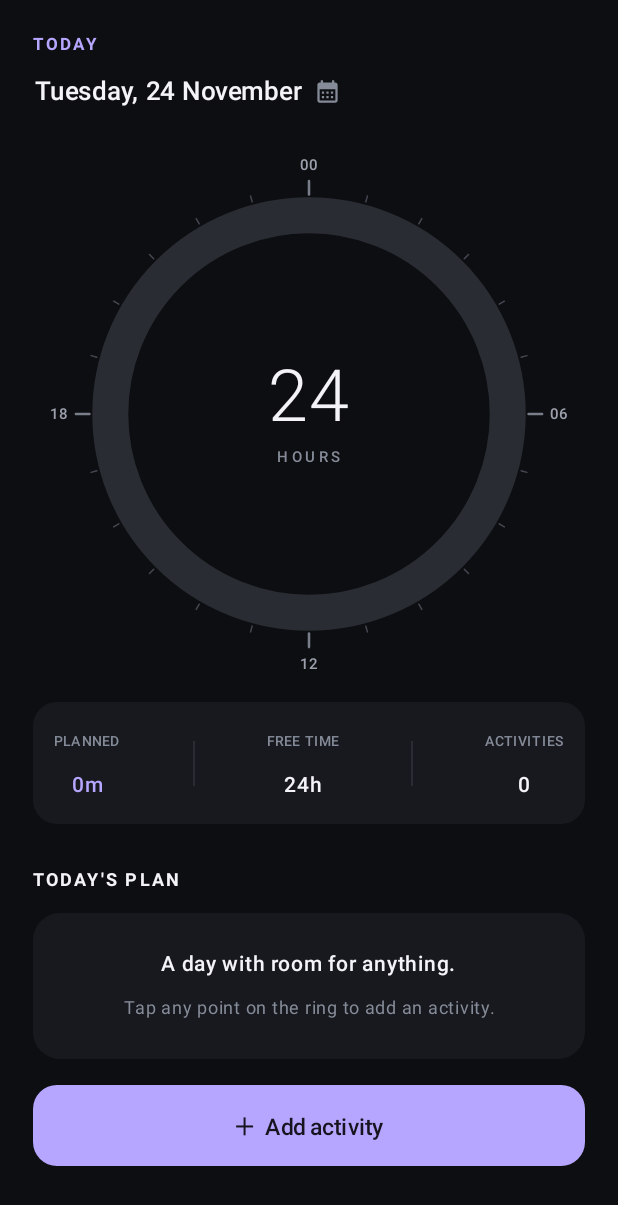
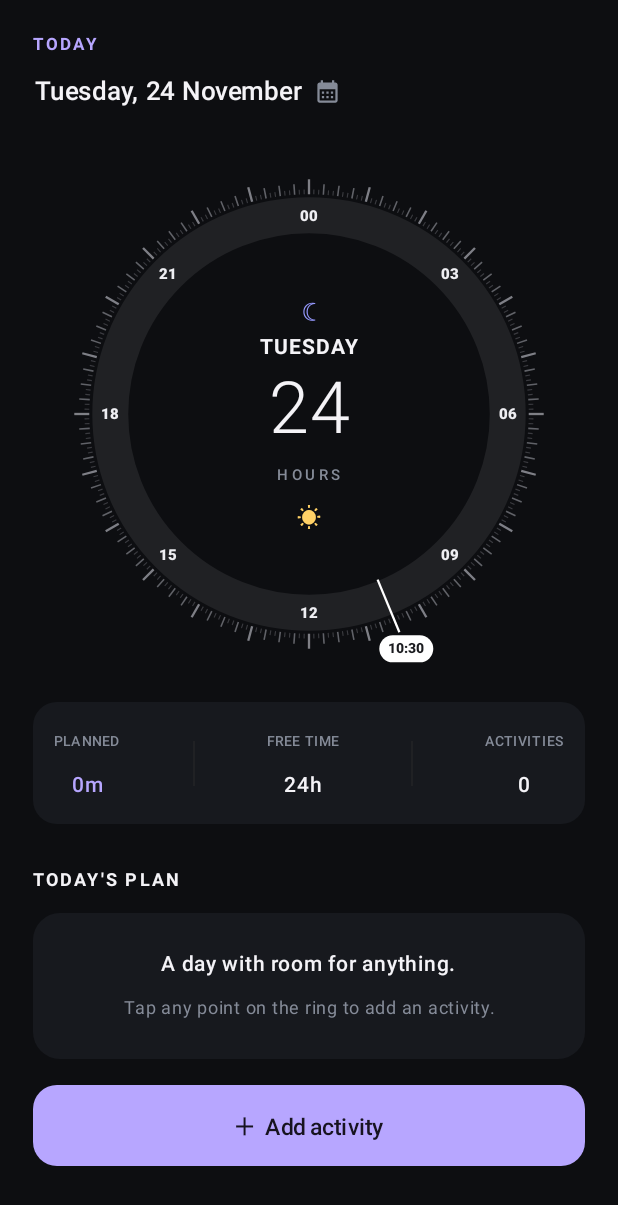
Before and after one commit to ahmdrb/24-hours, an Android app built with Jetpack Compose: the screen it shows after launch (MainActivity), on a phone screen of 412 x 824 dp. Shown: the top 1205 px of the screen. Run offline under Robolectric (Android 15) with nearby library versions, the phone set to English and light mode, and no system bars.

Commit message:
Match clock ring to jewel-tone reference aesthetic

```diff
--- a/app/build.gradle.kts
+++ b/app/build.gradle.kts
@@ -11,8 +11,8 @@ android {
         applicationId = "com.twentyfourhours.app"
         minSdk = 26
         targetSdk = 36
-        versionCode = 3
-        versionName = "0.3.0"
+        versionCode = 4
+        versionName = "0.4.0"
     }
 
     buildFeatures {
--- a/app/src/main/java/com/twentyfourhours/app/MainActivity.kt
+++ b/app/src/main/java/com/twentyfourhours/app/MainActivity.kt
@@ -67,12 +67,31 @@ private val Raised = Color(0xFF20232A)
 private val TextPrimary = Color(0xFFF4F3F7)
 private val TextMuted = Color(0xFF858B98)
 private val Accent = Color(0xFFB7A6FF)
-private val RingTrack = Color(0xFF292C33)
+private val RingTrack = Color(0xFF202124)
+
+// Rich jewel tones used consistently by the activity picker, cards, and clock ring.
 private val Palette = listOf(
-    // Original seven
+    Color(0xFF167B83), // Deep teal
+    Color(0xFF356FA8), // Ocean blue
+    Color(0xFF9B702F), // Antique amber
+    Color(0xFF694A9B), // Deep violet
+    Color(0xFFA64E68), // Muted rose
+    Color(0xFF43858A), // Muted cyan
+    Color(0xFF66717E), // Slate
+    Color(0xFFA17A2D), // Ochre
+    Color(0xFFAC6245), // Terracotta
+    Color(0xFF824A68), // Plum
+    Color(0xFF34785B), // Forest green
+    Color(0xFF25677D), // Deep cyan
+    Color(0xFF4B579A), // Indigo
+    Color(0xFF80654B), // Warm brown
+)
+
+// Existing saved activities keep their original color values. Map those known palette
+// colors to the corresponding new jewel tone so existing schedules inherit the redesign.
+private val LegacyPalette = listOf(
     Color(0xFF83D6B1), Color(0xFF83B8F5), Color(0xFFF0BD78),
     Color(0xFFC1A0F5), Color(0xFFF08D9A), Color(0xFF78C8D2), Color(0xFFAAB2BE),
-    // Seven new colors
     Color(0xFFFFD166), Color(0xFFE89A74), Color(0xFFC06C84),
     Color(0xFF6F9E8A), Color(0xFF558E9B), Color(0xFF7584BC), Color(0xFFA58D72),
 )
@@ -203,10 +222,24 @@ private fun PlannerApp() {
                     },
                     contentAlignment = Alignment.Center,
                 ) {
-                    DayDial(activities = activities, onTap = ::editAt)
-                    Column(horizontalAlignment = Alignment.CenterHorizontally) {
-                        Text("24", color = TextPrimary, fontSize = 48.sp, lineHeight = 50.sp, fontWeight = FontWeight.Light)
+                    DayDial(activities = activities, showCurrentTime = isToday, onTap = ::editAt)
+                    Column(
+                        horizontalAlignment = Alignment.CenterHorizontally,
+                        verticalArrangement = Arrangement.spacedBy(3.dp),
+                    ) {
+                        Text("☾", color = Color(0xFF9699FF), fontSize = 17.sp, lineHeight = 19.sp)
+                        Text(
+                            selectedDate.dayOfWeek.getDisplayName(java.time.format.TextStyle.FULL, Locale.getDefault())
+                                .uppercase(Locale.getDefault()),
+                            color = TextPrimary,
+                            fontSize = 14.sp,
+                            lineHeight = 18.sp,
+                            fontWeight = FontWeight.Bold,
+                            letterSpacing = 0.7.sp,
+                        )
+                        Text("24", color = TextPrimary, fontSize = 48.sp, lineHeight = 49.sp, fontWeight = FontWeight.Light)
                         Text("HOURS", color = TextMuted, fontSize = 10.sp, letterSpacing = 2.4.sp, fontWeight = FontWeight.Medium)
+                        Text("☀", color = Color(0xFFFFD166), fontSize = 16.sp, lineHeight = 18.sp)
                     }
                 }
 
@@ -363,7 +396,7 @@ private fun ActivityRow(block: ActivityBlock, onClick: () -> Unit) {
 }
 
 @Composable
-private fun DayDial(activities: List<ActivityBlock>, onTap: (Int) -> Unit) {
+private fun DayDial(activities: List<ActivityBlock>, showCurrentTime: Boolean, onTap: (Int) -> Unit) {
     Canvas(
         Modifier.fillMaxWidth().widthIn(max = 320.dp).aspectRatio(1f).pointerInput(activities) {
             detectTapGestures { tap ->
@@ -386,7 +419,12 @@ private fun DayDial(activities: List<ActivityBlock>, onTap: (Int) -> Unit) {
         val stroke = 24.dp.toPx()
         val topLeft = Offset(center.x - radius, center.y - radius)
         val arcSize = Size(radius * 2f, radius * 2f)
-        drawArc(RingTrack, -90f, 360f, false, topLeft, arcSize, style = Stroke(stroke, cap = StrokeCap.Round))
+
+        // Charcoal unplanned time and sharp, flat-ended activity segments.
+        drawArc(
+            RingTrack, -90f, 360f, false, topLeft, arcSize,
+            style = Stroke(stroke, cap = StrokeCap.Butt),
+        )
 
         activities.forEach { item ->
             val color = parseColor(item.color)
@@ -396,35 +434,109 @@ private fun DayDial(activities: List<ActivityBlock>, onTap: (Int) -> Unit) {
             if (remainder > 0) activityArc(color, 0, remainder, topLeft, arcSize, stroke)
         }
 
-        for (hour in 0 until 24) {
-            val angle = Math.toRadians((-90f + hour * 15f).toDouble())
-            val inner = radius + stroke * 0.58f
-            val outer = inner + if (hour % 6 == 0) 9.dp.toPx() else 4.dp.toPx()
+        // Five-minute graduations; 15-minute and hourly ticks are stronger.
+        // Tick tint follows the activity occupying that time, or the charcoal track.
+        for (minute in 0 until 1440 step 5) {
+            val isHour = minute % 60 == 0
+            val isQuarter = minute % 15 == 0
+            val angle = Math.toRadians((-90f + minute / 1440f * 360f).toDouble())
+            val inner = radius + stroke * 0.5f + 2.dp.toPx()
+            val tickLength = when {
+                isHour -> 10.dp.toPx()
+                isQuarter -> 7.dp.toPx()
+                else -> 3.2.dp.toPx()
+            }
+            val outer = inner + tickLength
+            val segment = activities.firstOrNull { contains(it, minute) }
+            val baseColor = segment?.let { parseColor(it.color) } ?: Color(0xFF85868D)
+            val tickColor = baseColor.copy(
+                alpha = when {
+                    isHour -> 0.95f
+                    isQuarter -> 0.70f
+                    else -> if (segment != null) 0.48f else 0.38f
+                }
+            )
             drawLine(
-                if (hour % 6 == 0) Color(0xFF777D89) else Color(0xFF444852),
+                tickColor,
                 Offset(center.x + cos(angle).toFloat() * inner, center.y + sin(angle).toFloat() * inner),
                 Offset(center.x + cos(angle).toFloat() * outer, center.y + sin(angle).toFloat() * outer),
-                strokeWidth = if (hour % 6 == 0) 1.7.dp.toPx() else 1.dp.toPx(), cap = StrokeCap.Round,
+                strokeWidth = when {
+                    isHour -> 1.55.dp.toPx()
+                    isQuarter -> 1.05.dp.toPx()
+                    else -> 0.75.dp.toPx()
+                },
+                cap = StrokeCap.Butt,
             )
         }
 
-        val paint = android.graphics.Paint(android.graphics.Paint.ANTI_ALIAS_FLAG).apply {
-            color = AndroidColor.rgb(155, 160, 172)
+        // Three-hour labels placed on the centerline of the ring.
+        val labelPaint = android.graphics.Paint(android.graphics.Paint.ANTI_ALIAS_FLAG).apply {
+            color = AndroidColor.rgb(238, 238, 242)
             textAlign = android.graphics.Paint.Align.CENTER
             textSize = 10.sp.toPx()
-            typeface = android.graphics.Typeface.create("sans-serif-medium", android.graphics.Typeface.NORMAL)
+            typeface = android.graphics.Typeface.create("sans-serif-medium", android.graphics.Typeface.BOLD)
         }
-        val labelRadius = radius + stroke * 0.5f + 22.dp.toPx()
-        listOf(0, 6, 12, 18).forEach { hour ->
+        listOf(0, 3, 6, 9, 12, 15, 18, 21).forEach { hour ->
             val angle = Math.toRadians((-90f + hour * 15f).toDouble())
             drawContext.canvas.nativeCanvas.drawText(
                 String.format(Locale.US, "%02d", hour),
-                center.x + cos(angle).toFloat() * labelRadius,
-                center.y + sin(angle).toFloat() * labelRadius + 3.5.dp.toPx(),
-                paint,
+                center.x + cos(angle).toFloat() * radius,
+                center.y + sin(angle).toFloat() * radius + 3.5.dp.toPx(),
+                labelPaint,
             )
         }
 
+        // A fine radial line crosses only the ring band, with a compact white time pill.
+        if (showCurrentTime) {
+            val now = LocalTime.now()
+            val currentMinute = now.hour * 60 + now.minute
+            val angleDegrees = -90f + currentMinute / 1440f * 360f
+            val angle = Math.toRadians(angleDegrees.toDouble())
+            val cosAngle = cos(angle).toFloat()
+            val sinAngle = sin(angle).toFloat()
+
+            val lineInner = radius - stroke * 0.5f - 1.dp.toPx()
+            val lineOuter = radius + stroke * 0.5f + 13.dp.toPx()
+            drawLine(
+                Color.White,
+                Offset(center.x + cosAngle * lineInner, center.y + sinAngle * lineInner),
+                Offset(center.x + cosAngle * lineOuter, center.y + sinAngle * lineOuter),
+                strokeWidth = 1.5.dp.toPx(),
+                cap = StrokeCap.Butt,
+            )
+
+            val timeText = String.format(Locale.US, "%02d:%02d", now.hour, now.minute)
+            val pillPaint = android.graphics.Paint(android.graphics.Paint.ANTI_ALIAS_FLAG).apply {
+                color = AndroidColor.WHITE
+                textAlign = android.graphics.Paint.Align.CENTER
+                textSize = 9.sp.toPx()
+                typeface = android.graphics.Typeface.create("sans-serif-medium", android.graphics.Typeface.BOLD)
+            }
+            val pillHeight = 18.dp.toPx()
+            val pillWidth = pillPaint.measureText(timeText) + 12.dp.toPx()
+            val desiredRadius = radius + stroke * 0.5f + 25.dp.toPx()
+            val pillCenterX = (center.x + cosAngle * desiredRadius)
+                .coerceIn(pillWidth / 2f + 2.dp.toPx(), size.width - pillWidth / 2f - 2.dp.toPx())
+            val pillCenterY = (center.y + sinAngle * desiredRadius)
+                .coerceIn(pillHeight / 2f + 2.dp.toPx(), size.height - pillHeight / 2f - 2.dp.toPx())
+            val pillRect = android.graphics.RectF(
+                pillCenterX - pillWidth / 2f,
+                pillCenterY - pillHeight / 2f,
+                pillCenterX + pillWidth / 2f,
+                pillCenterY + pillHeight / 2f,
+            )
+            drawContext.canvas.nativeCanvas.drawRoundRect(
+                pillRect, pillHeight / 2f, pillHeight / 2f, pillPaint,
+            )
+            val textPaint = android.graphics.Paint(android.graphics.Paint.ANTI_ALIAS_FLAG).apply {
+                color = AndroidColor.rgb(25, 26, 30)
+                textAlign = android.graphics.Paint.Align.CENTER
+                textSize = 9.sp.toPx()
+                typeface = android.graphics.Typeface.create("sans-serif-medium", android.graphics.Typeface.BOLD)
+            }
+            val baseline = pillCenterY - (textPaint.ascent() + textPaint.descent()) / 2f
+            drawContext.canvas.nativeCanvas.drawText(timeText, pillCenterX, baseline, textPaint)
+        }
     }
 }
 
@@ -693,7 +805,13 @@ private fun duration(total: Int): String {
 }
 
 private fun colorHex(color: Color): String = String.format(Locale.US, "#%06X", 0xFFFFFF and color.toArgb())
-private fun parseColor(value: String): Color = try { Color(AndroidColor.parseColor(value)) } catch (_: Exception) { Palette.first() }
+private fun parseColor(value: String): Color = try {
+    val parsed = Color(AndroidColor.parseColor(value))
+    val legacyIndex = LegacyPalette.indexOfFirst { it.toArgb() == parsed.toArgb() }
+    if (legacyIndex in Palette.indices) Palette[legacyIndex] else parsed
+} catch (_: Exception) {
+    Palette.first()
+}
 
 private fun loadActivities(context: Context, date: LocalDate): List<ActivityBlock> {
     val preferences = context.getSharedPreferences("twenty_four_hours", Context.MODE_PRIVATE)
```
